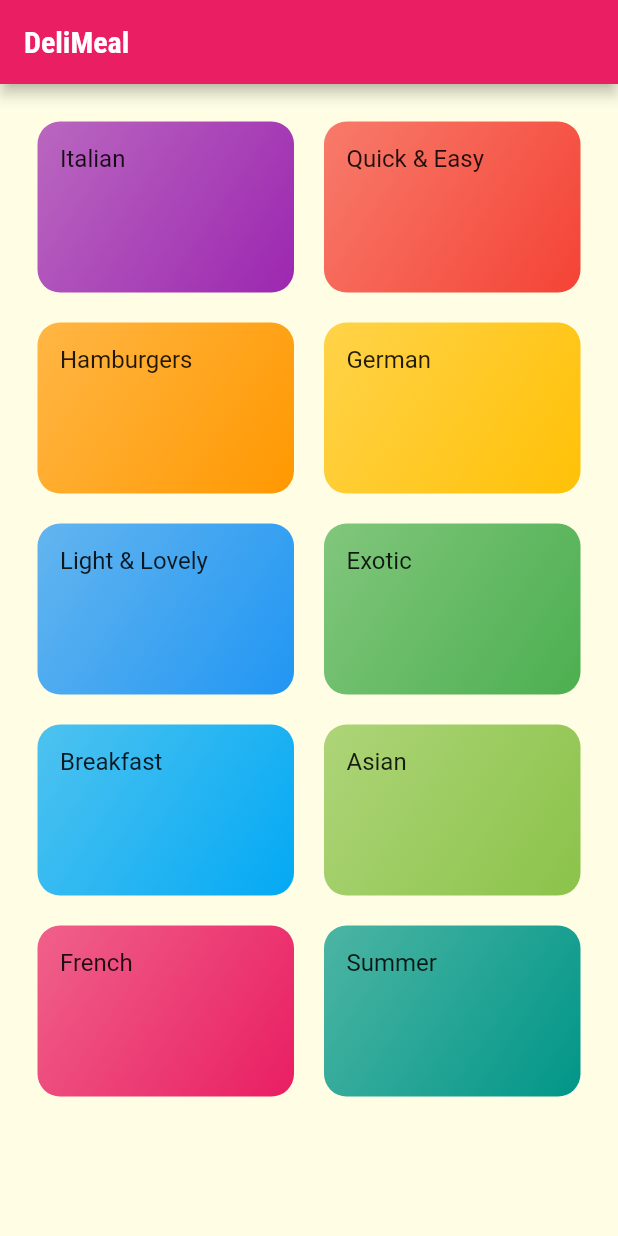
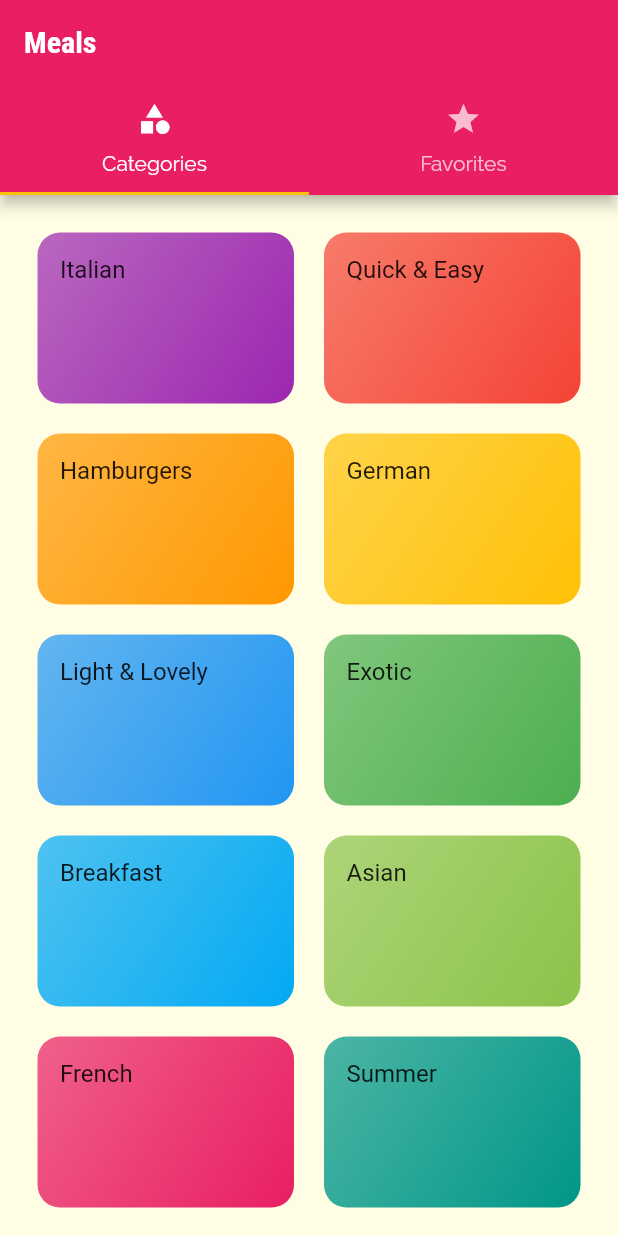
Before and after one commit to paulohfev/meals-study-app, a Flutter app: the screen it shows after launch, on a phone screen of 412 x 824 dp. Run offline on Flutter 3.47's test engine with Material 2 defaults, Android fonts, the phone set to English and light mode, and no system bars.

Commit message:
Add tabs to app

```diff
--- a/lib/main.dart
+++ b/lib/main.dart
@@ -1,4 +1,5 @@
 import 'package:flutter/material.dart';
+import './screens/tabs_screen.dart';
 import './screens/meal_detail_screen.dart';
 import './screens/category_meals_screen.dart';
 import './screens/categories_screen.dart';
@@ -31,7 +32,7 @@ class MyApp extends StatelessWidget {
       ),
       initialRoute: '/',
       routes: {
-        '/': (context) => CategoriesScreen(),
+        '/': (context) => TabsScreen(),
         CategoryMealsScreen.routeName: (context) => CategoryMealsScreen(),
         MealDetailScreen.routeName: (context) => MealDetailScreen(),
       },
--- a/lib/screens/categories_screen.dart
+++ b/lib/screens/categories_screen.dart
@@ -6,9 +6,7 @@ class CategoriesScreen extends StatelessWidget {
   @override
   // "slivers" are scrollable screens in flutter
   Widget build(BuildContext context) {
-    return Scaffold(
-      appBar: AppBar(title: const Text('DeliMeal')),
-      body: GridView(
+    return GridView(
       padding: const EdgeInsets.all(25),
       children: DUMMY_CATEGORIES
           .map(
@@ -25,7 +23,6 @@ class CategoriesScreen extends StatelessWidget {
         crossAxisSpacing: 20,
         mainAxisSpacing: 20,
       ),
-      ),
     );
   }
 }
--- /dev/null
+++ b/lib/screens/favorites_screen.dart
@@ -0,0 +1,10 @@
+import 'package:flutter/material.dart';
+
+class FavoritesScreen extends StatelessWidget {
+  @override
+  Widget build(BuildContext context) {
+    return Center(
+      child: Text('The Favorites'),
+    );
+  }
+}
--- /dev/null
+++ b/lib/screens/tabs_screen.dart
@@ -0,0 +1,42 @@
+import 'package:flutter/material.dart';
+import './favorites_screen.dart';
+import './categories_screen.dart';
+
+class TabsScreen extends StatefulWidget {
+  @override
+  State<TabsScreen> createState() => _TabsScreenState();
+}
+
+class _TabsScreenState extends State<TabsScreen> {
+  @override
+  Widget build(BuildContext context) {
+    return DefaultTabController(
+      length: 2,
+      // initialIndex: 0,
+      child: Scaffold(
+        appBar: AppBar(
+          title: Text('Meals'),
+          bottom: TabBar(
+            tabs: <Widget>[
+              Tab(
+                icon: Icon(Icons.category),
+                text: 'Categories',
+              ),
+              Tab(
+                icon: Icon(Icons.star),
+                text: 'Favorites',
+              ),
+            ],
+          ),
+        ),
+        body: TabBarView(
+          // num of widgets has to match the length property in DefaultTabController
+          children: <Widget>[
+            CategoriesScreen(),
+            FavoritesScreen(),
+          ],
+        ),
+      ),
+    );
+  }
+}
```
Lines whose indentation alone changed are shown as unchanged.
